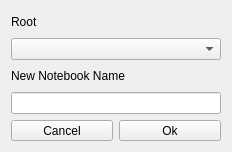
This is src/Notes/NewNoteBook.ui in ic005k/Knot-Legacy as Qt 5 draws it before an edit. The edited form follows.
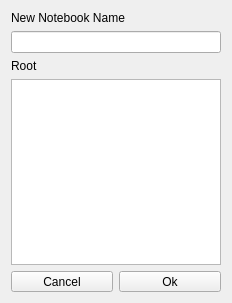
This is the edited form.

Commit message: Redesigned the notes feature.

```diff
--- a/src/Notes/NewNoteBook.ui
+++ b/src/Notes/NewNoteBook.ui
@@ -7,23 +7,13 @@
     <x>0</x>
     <y>0</y>
     <width>232</width>
-    <height>152</height>
+    <height>303</height>
    </rect>
   </property>
   <property name="windowTitle">
    <string>Dialog</string>
   </property>
   <layout class="QVBoxLayout" name="verticalLayout">
-   <item>
-    <widget class="QLabel" name="lblRoot">
-     <property name="text">
-      <string>Root</string>
-     </property>
-    </widget>
-   </item>
-   <item>
-    <widget class="QComboBox" name="cboxRoot"/>
-   </item>
    <item>
     <widget class="QLabel" name="lblName">
      <property name="text">
@@ -34,6 +24,16 @@
    <item>
     <widget class="QLineEdit" name="editName"/>
    </item>
+   <item>
+    <widget class="QLabel" name="lblRoot">
+     <property name="text">
+      <string>Root</string>
+     </property>
+    </widget>
+   </item>
+   <item>
+    <widget class="QListWidget" name="listWidget"/>
+   </item>
    <item>
     <layout class="QHBoxLayout" name="horizontalLayout">
      <item>
```
The commit also changes 2 other files.
